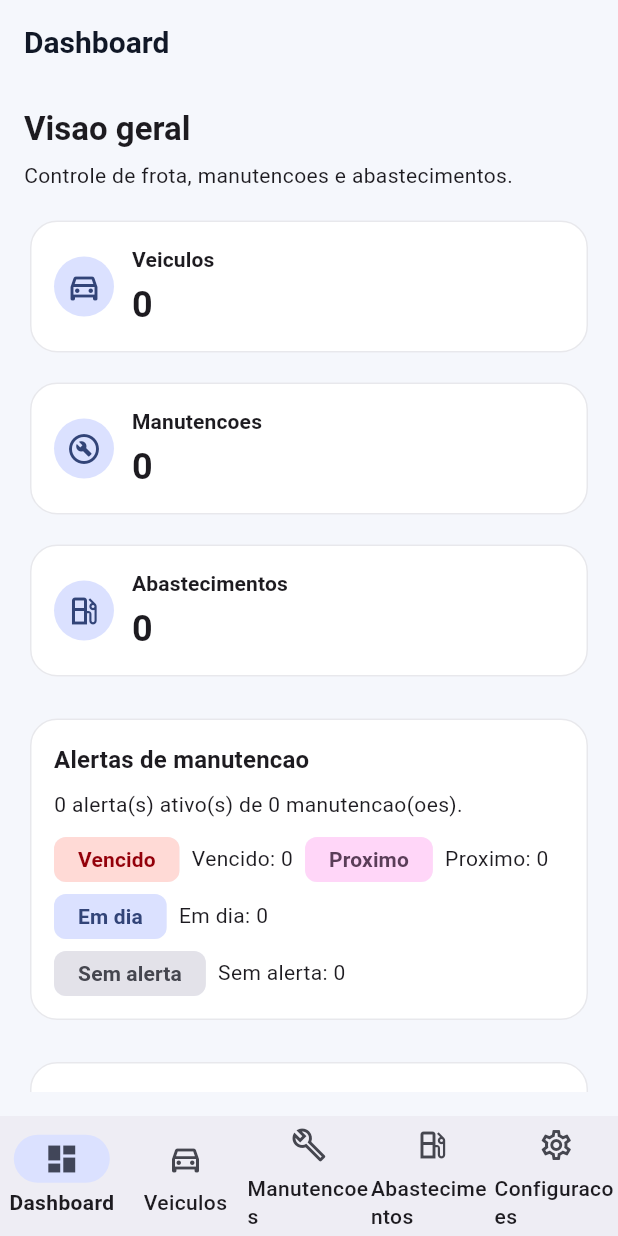
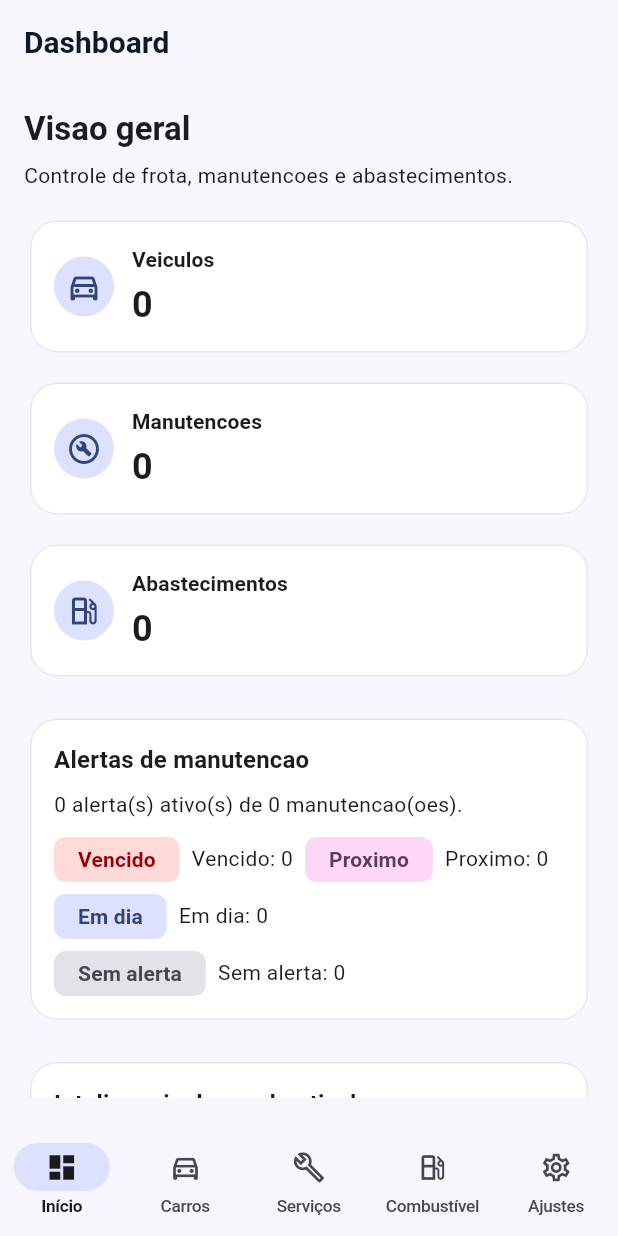
Before and after one commit to nilknarfsam/motorflow, a Flutter app: the screen it shows after launch, on a phone screen of 412 x 824 dp. Run offline on Flutter 3.47's test engine with Material 3 defaults, Android fonts, the phone set to English and light mode, and no system bars; our stand-ins replace isar; accounts and stored records are empty; generated files the repository leaves out were written again.

Commit message:
style: ajusta labels da navegacao e melhora readme do projeto

```diff
--- a/lib/core/theme/motorflow_theme.dart
+++ b/lib/core/theme/motorflow_theme.dart
@@ -44,11 +44,28 @@ class MotorflowTheme {
         ),
       ),
       navigationBarTheme: NavigationBarThemeData(
+        height: 76,
+        elevation: 0,
+        shadowColor: Colors.transparent,
+        surfaceTintColor: Colors.transparent,
+        backgroundColor: scheme.surface,
         indicatorColor: scheme.primaryContainer,
+        labelBehavior: NavigationDestinationLabelBehavior.alwaysShow,
         labelTextStyle: WidgetStateProperty.resolveWith((states) {
           final selected = states.contains(WidgetState.selected);
           return TextStyle(
+            fontSize: 11.5,
+            height: 1.05,
+            letterSpacing: -0.2,
             fontWeight: selected ? FontWeight.w700 : FontWeight.w500,
+            color: selected ? scheme.onSurface : scheme.onSurfaceVariant,
+          );
+        }),
+        iconTheme: WidgetStateProperty.resolveWith((states) {
+          final selected = states.contains(WidgetState.selected);
+          return IconThemeData(
+            size: 22,
+            color: selected ? scheme.onSurface : scheme.onSurfaceVariant,
           );
         }),
       ),
--- a/lib/presentation/home_shell.dart
+++ b/lib/presentation/home_shell.dart
@@ -34,31 +34,32 @@ class _HomeShellState extends State<HomeShell> {
       ),
       bottomNavigationBar: NavigationBar(
         selectedIndex: _currentIndex,
+        labelBehavior: NavigationDestinationLabelBehavior.alwaysShow,
         destinations: const [
           NavigationDestination(
             icon: Icon(Icons.dashboard_outlined),
             selectedIcon: Icon(Icons.dashboard),
-            label: 'Dashboard',
+            label: 'Início',
           ),
           NavigationDestination(
             icon: Icon(Icons.directions_car_outlined),
             selectedIcon: Icon(Icons.directions_car),
-            label: 'Veiculos',
+            label: 'Carros',
           ),
           NavigationDestination(
             icon: Icon(Icons.build_outlined),
             selectedIcon: Icon(Icons.build),
-            label: 'Manutencoes',
+            label: 'Serviços',
           ),
           NavigationDestination(
             icon: Icon(Icons.local_gas_station_outlined),
             selectedIcon: Icon(Icons.local_gas_station),
-            label: 'Abastecimentos',
+            label: 'Combustível',
           ),
           NavigationDestination(
             icon: Icon(Icons.settings_outlined),
             selectedIcon: Icon(Icons.settings),
-            label: 'Configuracoes',
+            label: 'Ajustes',
           ),
         ],
         onDestinationSelected: (index) {
```
Also changed, not shown: 2 other files.
